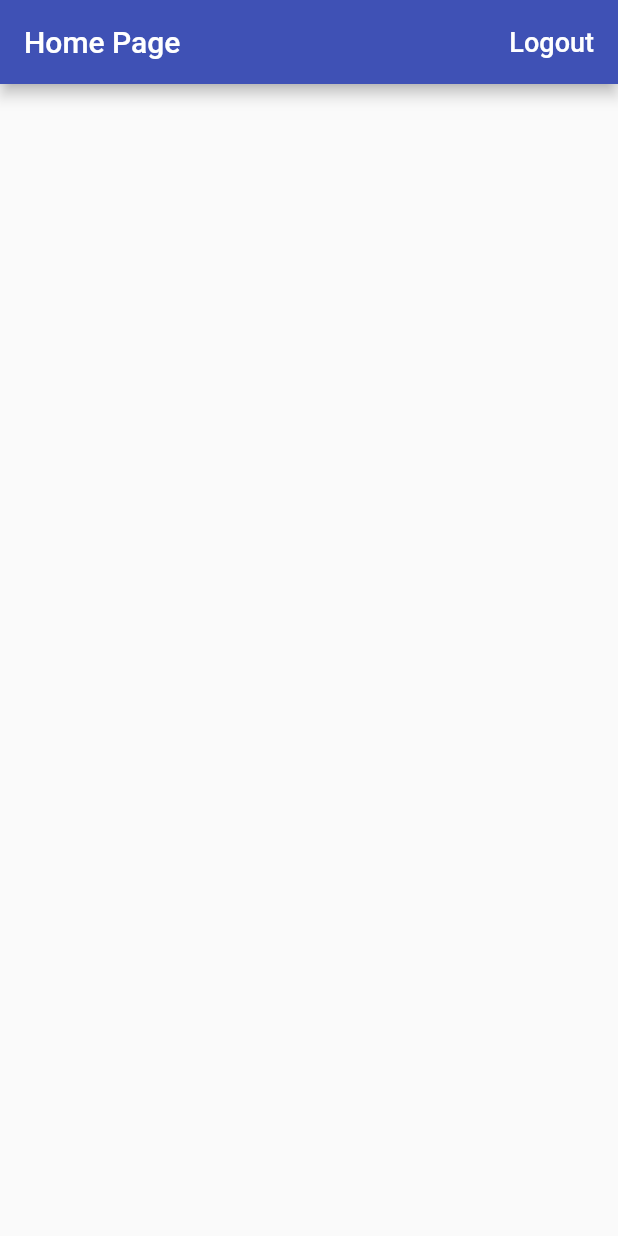
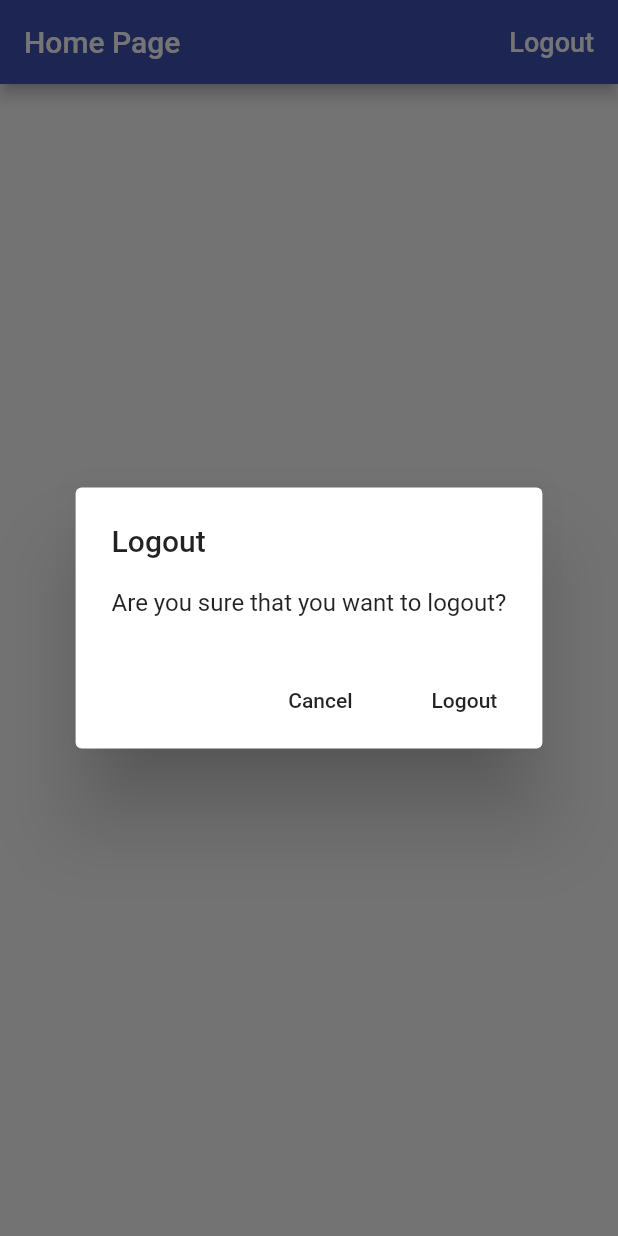
Before and after one commit to admiralicic/flutter-with-firebase, a Flutter app: the screen it shows once a user with an empty profile is signed in, after a tap on "Logout", on a phone screen of 412 x 824 dp. Run offline on Flutter 3.47's test engine with Material 2 defaults, Android fonts, the phone set to English and light mode, and no system bars; our stand-ins replace firebase_auth, google_sign_in; missing offline and left inert: dart:ffi, flutter_facebook_login; accounts and stored records are empty.

Commit message:
Platform specific dialog

```diff
--- a/lib/app/sign_in/email_sign_in_form.dart
+++ b/lib/app/sign_in/email_sign_in_form.dart
@@ -1,6 +1,9 @@
+import 'dart:io';
+
 import 'package:flutter/material.dart';
 import 'package:time_tracker_flutter_course/app/sign_in/validators.dart';
 import 'package:time_tracker_flutter_course/common_widgets/form_submit_button.dart';
+import 'package:time_tracker_flutter_course/common_widgets/platform_alert_dialog.dart';
 import 'package:time_tracker_flutter_course/services/auth.dart';
 
 enum EmailSignInFormType { signIn, register }
@@ -42,6 +45,11 @@ class _EmailSignInFormState extends State<EmailSignInForm> {
       Navigator.of(context).pop();
     } catch (e) {
       print(e.toString());
+      PlatformAlertDialog(
+        title: 'Sign in failed',
+        content: e.toString(),
+        defaultActionText: 'OK',
+      ).show(context);
     } finally {
       setState(() {
         _isLoading = false;
--- a/lib/app/sign_in/home_page.dart
+++ b/lib/app/sign_in/home_page.dart
@@ -1,4 +1,5 @@
 import 'package:flutter/material.dart';
+import 'package:time_tracker_flutter_course/common_widgets/platform_alert_dialog.dart';
 import 'package:time_tracker_flutter_course/services/auth.dart';
 
 class HomePage extends StatelessWidget {
@@ -11,6 +12,19 @@ class HomePage extends StatelessWidget {
       await auth.signOut();
     } catch (e) {
       print(e.toString());
+    }
+  }
+
+  Future<void> _confirmSignOut(BuildContext context) async {
+    final didRequestSignOut = await PlatformAlertDialog(
+      title: 'Logout',
+      content: 'Are you sure that you want to logout?',
+      cancelActionText: 'Cancel',
+      defaultActionText: 'Logout',
+    ).show(context);
+
+    if (didRequestSignOut == true) {
+      _signOut();
     }
   }
 
@@ -28,7 +42,7 @@ class HomePage extends StatelessWidget {
                 color: Colors.white,
               ),
             ),
-            onPressed: _signOut,
+            onPressed: () => _confirmSignOut(context),
           ),
         ],
       ),
--- /dev/null
+++ b/lib/common_widgets/platform_alert_dialog.dart
@@ -0,0 +1,94 @@
+import 'dart:io';
+
+import 'package:flutter/cupertino.dart';
+import 'package:flutter/material.dart';
+import 'package:time_tracker_flutter_course/common_widgets/platform_widget.dart';
+
+class PlatformAlertDialog extends PlatformWidget {
+  PlatformAlertDialog({
+    @required this.title,
+    @required this.content,
+    @required this.defaultActionText,
+    this.cancelActionText,
+  })  : assert(title != null),
+        assert(content != null),
+        assert(defaultActionText != null);
+
+  final String title;
+  final String content;
+  final String cancelActionText;
+  final String defaultActionText;
+
+  Future<bool> show(BuildContext context) async {
+    return Platform.isIOS
+        ? await showCupertinoDialog<bool>(
+            context: context,
+            builder: (context) => this,
+          )
+        : await showDialog<bool>(
+            context: context,
+            barrierDismissible: false,
+            builder: (context) => this,
+          );
+  }
+
+  @override
+  Widget buildCupertinoWidget(BuildContext context) {
+    return CupertinoAlertDialog(
+      title: Text(title),
+      content: Text(content),
+      actions: _buildActions(context),
+    );
+  }
+
+  @override
+  Widget buildMaterialWidget(BuildContext context) {
+    return AlertDialog(
+      title: Text(title),
+      content: Text(content),
+      actions: _buildActions(context),
+    );
+  }
+
+  List<Widget> _buildActions(BuildContext context) {
+    final actions = <Widget>[];
+    if (cancelActionText != null) {
+      actions.add(
+        PlatformAlertDialogAction(
+          child: Text(cancelActionText),
+          onPressed: () => Navigator.of(context).pop(false),
+        ),
+      );
+    }
+    actions.add(
+      PlatformAlertDialogAction(
+        child: Text(defaultActionText),
+        onPressed: () => Navigator.of(context).pop(true),
+      ),
+    );
+    return actions;
+  }
+}
+
+class PlatformAlertDialogAction extends PlatformWidget {
+  PlatformAlertDialogAction({@required this.child, @required this.onPressed});
+
+  final Widget child;
+  final VoidCallback onPressed;
+
+  @override
+  Widget buildCupertinoWidget(BuildContext context) {
+    return CupertinoDialogAction(
+      child: child,
+      onPressed: onPressed,
+    );
+  }
+
+  @override
+  Widget buildMaterialWidget(BuildContext context) {
+    return FlatButton(
+      child: child,
+      onPressed: onPressed,
+    );
+  }
+}
--- /dev/null
+++ b/lib/common_widgets/platform_widget.dart
@@ -0,0 +1,17 @@
+import 'dart:io';
+
+import 'package:flutter/material.dart';
+
+abstract class PlatformWidget extends StatelessWidget {
+  Widget buildCupertinoWidget(BuildContext context);
+
+  Widget buildMaterialWidget(BuildContext context);
+
+  @override
+  Widget build(BuildContext context) {
+    if (Platform.isIOS) {
+      return buildCupertinoWidget(context);
+    }
+    return buildMaterialWidget(context);
+  }
+}
```
